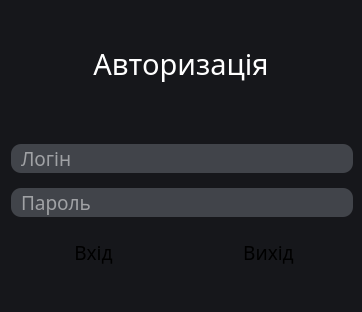
This is src/View/login.ui in Fyz-dev/GunStore as Qt 5 draws it before an edit. The edited form follows.
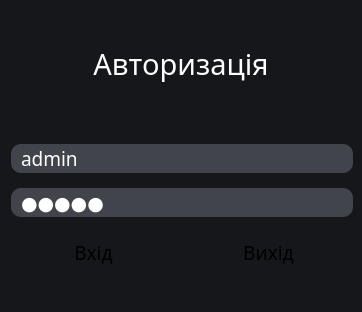
This is the edited form.

```diff
--- a/src/View/login.ui
+++ b/src/View/login.ui
@@ -88,6 +88,9 @@
            <height>16777215</height>
           </size>
          </property>
+         <property name="text">
+          <string>admin</string>
+         </property>
          <property name="placeholderText">
           <string>Логін</string>
          </property>
@@ -132,6 +135,9 @@
          <property name="inputMethodHints">
           <set>Qt::ImhHiddenText|Qt::ImhNoAutoUppercase|Qt::ImhNoPredictiveText|Qt::ImhSensitiveData</set>
          </property>
+         <property name="text">
+          <string>admin</string>
+         </property>
          <property name="echoMode">
           <enum>QLineEdit::Password</enum>
          </property>
```
